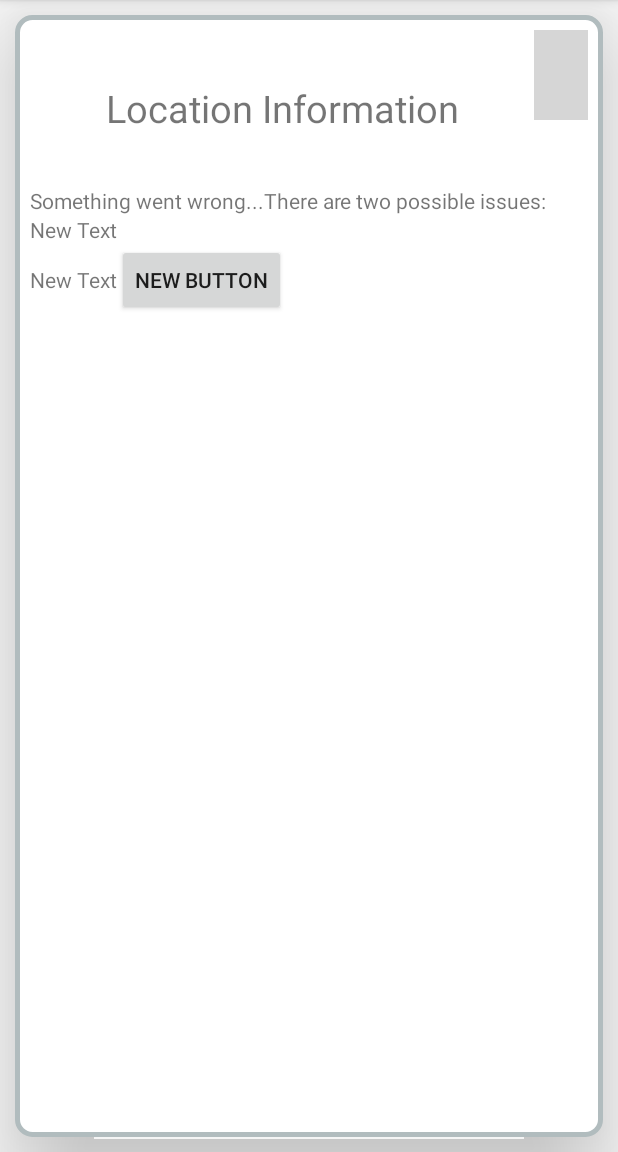
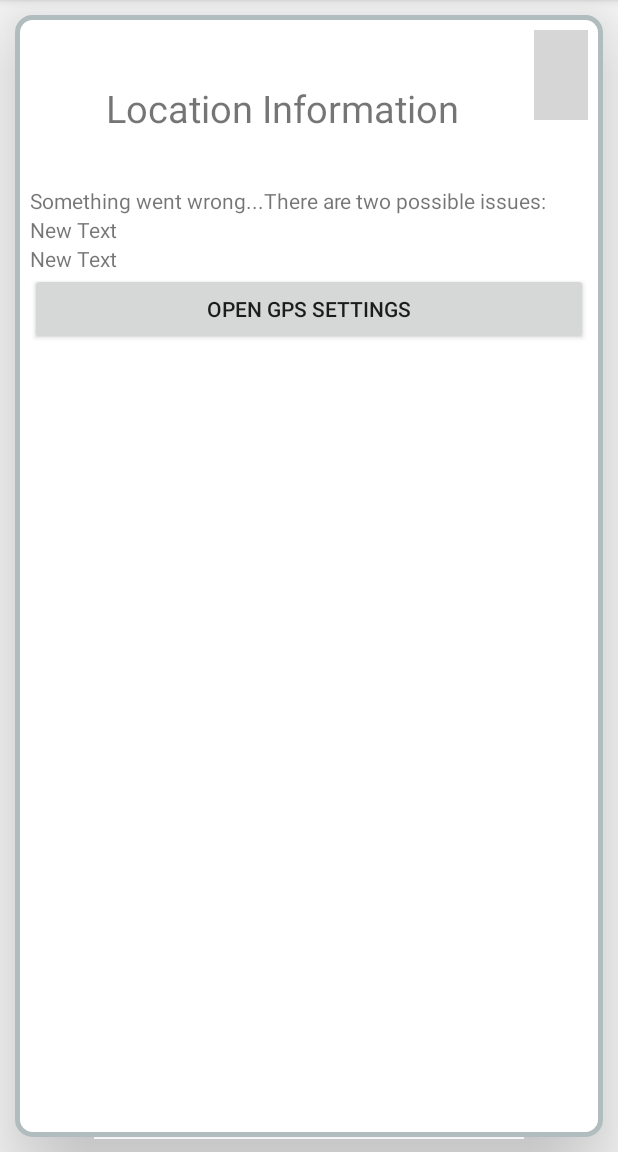
Before and after one commit to wuprog/WuMap, an Android app: the fragment WarningFrag shown on its own in the app's theme, on a phone screen of 412 x 824 dp, the part 84-1236 px from its top. Run offline under Robolectric (Android 15) with nearby library versions, the phone set to English and light mode, and no system bars; grey boxes are pictures that could not be loaded.

Commit message:
Save before Android Studio Update.

```diff
--- a/app/src/main/java/com/example/zzmech/wumap/WarningFrag.java
+++ b/app/src/main/java/com/example/zzmech/wumap/WarningFrag.java
@@ -1,8 +1,10 @@
 package com.example.zzmech.wumap;
 
 import android.content.Context;
+import android.content.Intent;
 import android.os.Bundle;
 import android.app.Fragment;
+import android.provider.Settings;
 import android.util.Log;
 import android.view.LayoutInflater;
 import android.view.View;
@@ -17,11 +19,11 @@ import android.widget.Toast;
 
 public class WarningFrag extends Fragment
 {
-    private TextView editText;
     private TextView textView;
     private TextView textView1;
-    private Button saveBut;
-    private WebView wv;
+    private Button intentBut;
+
+    final String action = Settings.ACTION_LOCATION_SOURCE_SETTINGS;
 
     public WarningFrag()
     {
@@ -39,6 +41,19 @@ public class WarningFrag extends Fragment
     {
         View v = inflater.inflate(R.layout.fragment_warning_frag, parent, false);
 
+        intentBut = (Button)v.findViewById(R.id.intentButton);
+
+        intentBut.setOnClickListener(new View.OnClickListener()
+        {
+            @Override
+            public void onClick(View v)
+            {
+                getActivity().startActivity(new Intent(action));
+            }
+        });
+
+
+
         return v;
     }
 
--- a/app/src/main/res/layout/fragment_warning_frag.xml
+++ b/app/src/main/res/layout/fragment_warning_frag.xml
@@ -47,20 +47,20 @@
                 android:layout_height="wrap_content"
                 android:text="New Text"
                 android:id="@+id/textView3"/>
+            <TextView
+                android:layout_width="wrap_content"
+                android:layout_height="wrap_content"
+                android:text="New Text"
+                android:id="@+id/textView4"/>
+            <Button
+                android:layout_width="fill_parent"
+                android:layout_height="wrap_content"
+                android:text="Open GPS Settings"
+                android:id="@+id/intentButton" android:padding="5dp"/>
             <LinearLayout
                 android:orientation="horizontal"
                 android:layout_width="match_parent"
                 android:layout_height="match_parent">
-                <TextView
-                    android:layout_width="wrap_content"
-                    android:layout_height="wrap_content"
-                    android:text="New Text"
-                    android:id="@+id/textView4"/>
-                <Button
-                    android:layout_width="wrap_content"
-                    android:layout_height="wrap_content"
-                    android:text="New Button"
-                    android:id="@+id/button"/>
             </LinearLayout>
         </LinearLayout>
     </LinearLayout>
```
